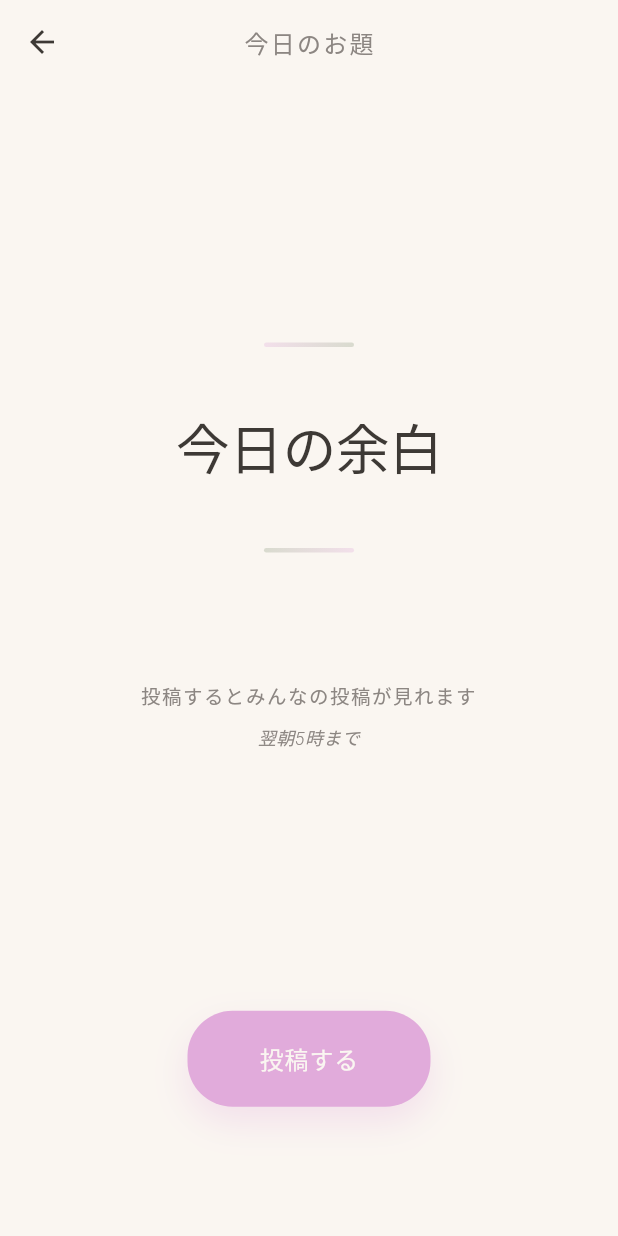
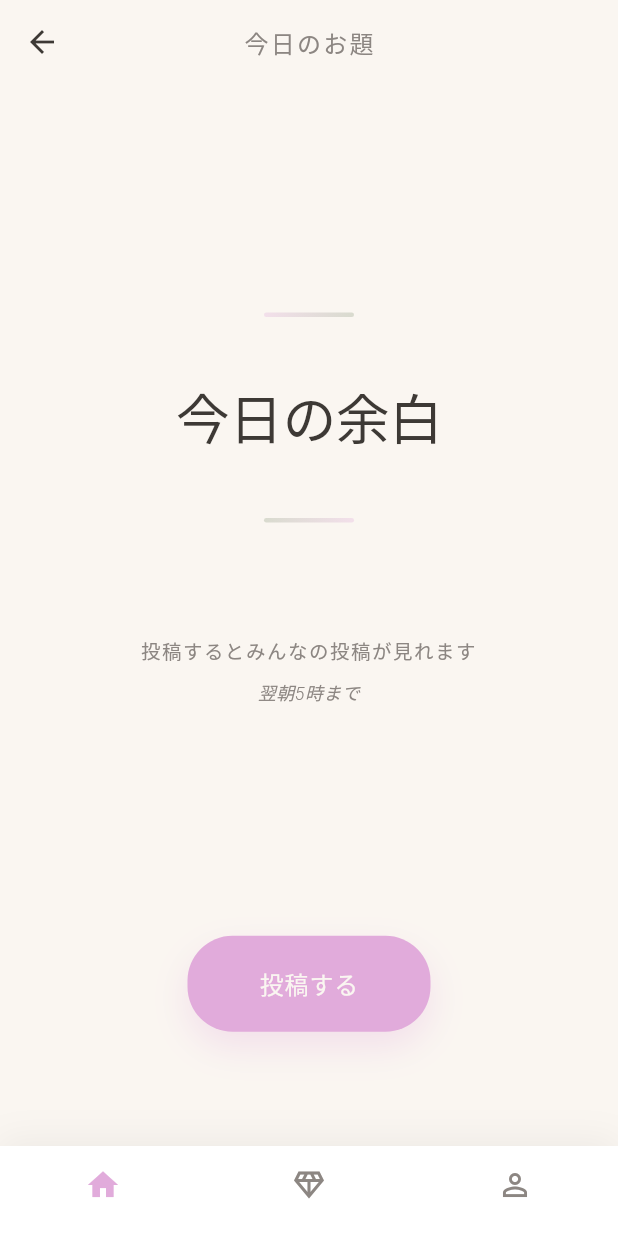
Before and after one commit to p2hacks2025/pre-06, a Flutter app: the HomeScreen screen opened by its route, on a phone screen of 412 x 824 dp. Run offline on Flutter 3.47's test engine with Material 3 defaults, Android fonts, the phone set to English and light mode, and no system bars; our stand-ins replace cloud_firestore, firebase_auth, firebase_core, firebase_storage, flutter_riverpod, image_picker; accounts and stored records are empty.

Commit message:
fix: firebase init and navigation + bottom nav

```diff
--- a/lib/screens/home/home_screen.dart
+++ b/lib/screens/home/home_screen.dart
@@ -2,6 +2,7 @@ import 'package:flutter/material.dart';
 import '../../services/post_service.dart';
 import '../../services/prompt_service.dart';
 import '../../theme/app_theme.dart';
+import '../../widgets/bottom_nav.dart';
 
 class HomeScreen extends StatefulWidget {
   const HomeScreen({super.key});
@@ -91,6 +92,7 @@ class _HomeScreenState extends State<HomeScreen>
         child: ScaleTransition(
           scale: _scaleAnimation,
           child: SafeArea(
+            bottom: false,
             child: Padding(
               padding: const EdgeInsets.symmetric(horizontal: 32),
               child: Column(
@@ -207,6 +209,7 @@ class _HomeScreenState extends State<HomeScreen>
           ),
         ),
       ),
+      bottomNavigationBar: const BottomNav(currentIndex: 0),
     );
   }
 }
--- a/lib/screens/timeline/timeline_screen.dart
+++ b/lib/screens/timeline/timeline_screen.dart
@@ -5,6 +5,7 @@ import '../../services/post_service.dart';
 import '../../models/post_model.dart';
 import '../../theme/app_theme.dart';
 import 'dart:io'; //file class
+import '../../widgets/bottom_nav.dart';
 
 class TimelineScreen extends StatefulWidget {
   const TimelineScreen({super.key});
@@ -55,6 +56,9 @@ class _TimelineScreenState extends State<TimelineScreen>
             icon: const Icon(Icons.person_outline),
           ),
         ],
+      ),
+      bottomNavigationBar: const BottomNav(
+        currentIndex: 1, // ◇ Timeline
       ),
       body: FadeTransition(
         opacity: _fadeAnimation,
--- /dev/null
+++ b/lib/widgets/bottom_nav.dart
@@ -0,0 +1,68 @@
+import 'package:flutter/material.dart';
+import '../theme/app_theme.dart';
+
+class BottomNav extends StatelessWidget {
+  final int currentIndex;
+  const BottomNav({super.key, required this.currentIndex});
+
+  void _onTap(BuildContext context, int index) {
+    switch (index) {
+      case 0:
+        Navigator.pushReplacementNamed(context, '/home');
+        break;
+      case 1:
+        Navigator.pushReplacementNamed(context, '/timeline');
+        break;
+      case 2:
+        Navigator.pushReplacementNamed(context, '/profile');
+        break;
+    }
+  }
+
+  @override
+  Widget build(BuildContext context) {
+    return Container(
+      decoration: BoxDecoration(
+        boxShadow: [
+          BoxShadow(
+            color: Colors.black.withOpacity(0.05),
+            blurRadius: 20,
+            offset: const Offset(0, -4),
+          ),
+        ],
+      ),
+      child: BottomNavigationBar(
+        currentIndex: currentIndex,
+        onTap: (i) => _onTap(context, i),
+
+        showSelectedLabels: false,
+        showUnselectedLabels: false,
+
+        selectedItemColor: AppTheme.terracotta,
+        unselectedItemColor: AppTheme.softGray,
+
+        backgroundColor: Colors.white,
+        type: BottomNavigationBarType.fixed,
+        elevation: 0,
+
+        items: const [
+          BottomNavigationBarItem(
+            icon: Icon(Icons.home_outlined),
+            activeIcon: Icon(Icons.home),
+            label: '',
+          ),
+          BottomNavigationBarItem(
+            icon: Icon(Icons.diamond_outlined),
+            activeIcon: Icon(Icons.diamond),
+            label: '',
+          ),
+          BottomNavigationBarItem(
+            icon: Icon(Icons.person_outline),
+            activeIcon: Icon(Icons.person),
+            label: '',
+          ),
+        ],
+      ),
+    );
+  }
+}
```
Also changed, not shown: lib/screens/profile/profile_screen.dart (+29 -27 lines), 1 other file.
